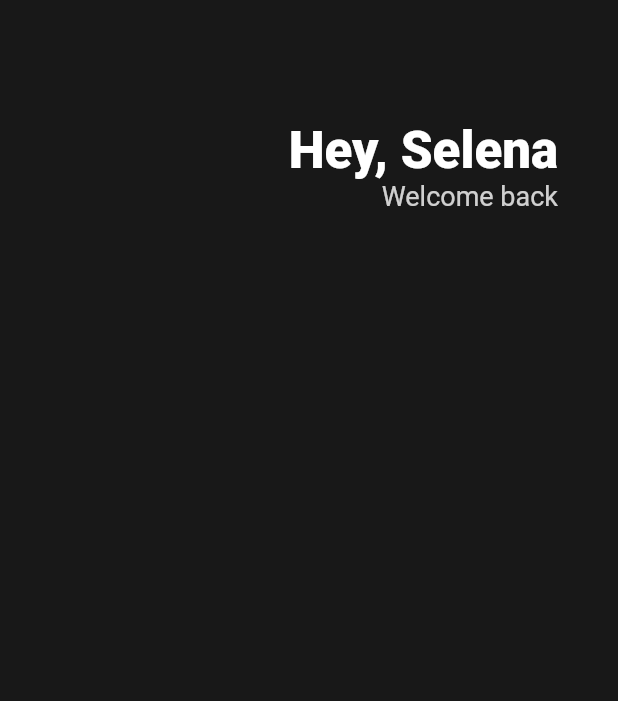
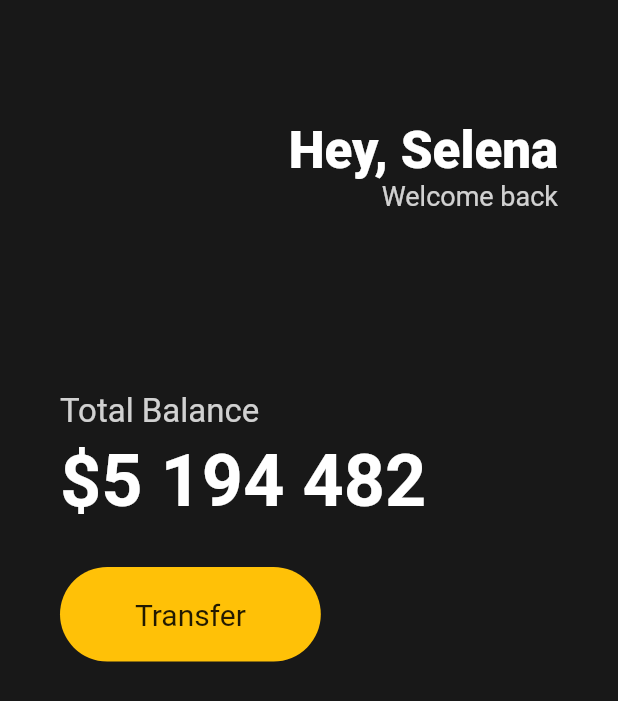
Before and after one commit to snack655/study-flutter, a Flutter app: the screen it shows after launch, on a phone screen of 412 x 824 dp. Shown: the top 701 px of the screen. Run offline on Flutter 3.47's test engine with Material 2 defaults, Android fonts, the light colour scheme and no system bars.

Commit message:
VisualStudio 플러터를 위한 세팅

```diff
--- a/toonflix/lib/main.dart
+++ b/toonflix/lib/main.dart
@@ -2,22 +2,25 @@
 import 'package:flutter/services.dart';
 
 void main() {
-  runApp(App());
+  runApp(const App());
 }
 
 class App extends StatelessWidget {
+  const App({super.key});
+
   @override
   Widget build(BuildContext context) {
-    return const MaterialApp(
+    return MaterialApp(
         home: Scaffold(
-      backgroundColor: Color(0xFF181818),
+      backgroundColor: const Color(0xFF181818),
       body: AnnotatedRegion<SystemUiOverlayStyle>(
           value: SystemUiOverlayStyle.light,
           child: Padding(
-              padding: EdgeInsets.symmetric(horizontal: 40),
+              padding: const EdgeInsets.symmetric(horizontal: 40),
               child: Column(
+                crossAxisAlignment: CrossAxisAlignment.start,
                 children: [
-                  SizedBox(
+                  const SizedBox(
                     height: 80,
                   ),
                   Row(
@@ -26,7 +29,7 @@
                       Column(
                         crossAxisAlignment: CrossAxisAlignment.end,
                         children: [
-                          Text(
+                          const Text(
                             'Hey, Selena',
                             style: TextStyle(
                               color: Colors.white,
@@ -34,20 +37,57 @@
                               fontWeight: FontWeight.w800,
                             ),
                           ),
-                          Opacity(
-                            opacity: 0.8,
-                            child: Text(
-                              'Welcome back',
-                              style: TextStyle(
-                                color: Colors.white,
-                                fontSize: 18,
-                              ),
+                          Text(
+                            'Welcome back',
+                            style: TextStyle(
+                              color: Colors.white.withOpacity(0.8),
+                              fontSize: 18,
                             ),
-                          )
+                          ),
                         ],
                       )
                     ],
-                  )
+                  ),
+                  const SizedBox(
+                    height: 120,
+                  ),
+                  Text(
+                    'Total Balance',
+                    style: TextStyle(
+                      fontSize: 22,
+                      color: Colors.white.withOpacity(0.8),
+                    ),
+                  ),
+                  const SizedBox(height: 5),
+                  const Text('\$5 194 482',
+                      style: TextStyle(
+                        fontSize: 48,
+                        color: Colors.white,
+                        fontWeight: FontWeight.w600,
+                      )),
+                  const SizedBox(height: 30),
+                  Row(
+                    children: [
+                      Container(
+                        decoration: BoxDecoration(
+                          color: Colors.amber,
+                          borderRadius: BorderRadius.circular(45),
+                        ),
+                        child: const Padding(
+                          padding: EdgeInsets.symmetric(
+                            vertical: 20,
+                            horizontal: 50,
+                          ),
+                          child: Text(
+                            'Transfer',
+                            style: TextStyle(
+                              fontSize: 20,
+                            ),
+                          ),
+                        ),
+                      ),
+                    ],
+                  ),
                 ],
               ))),
     ));
```
